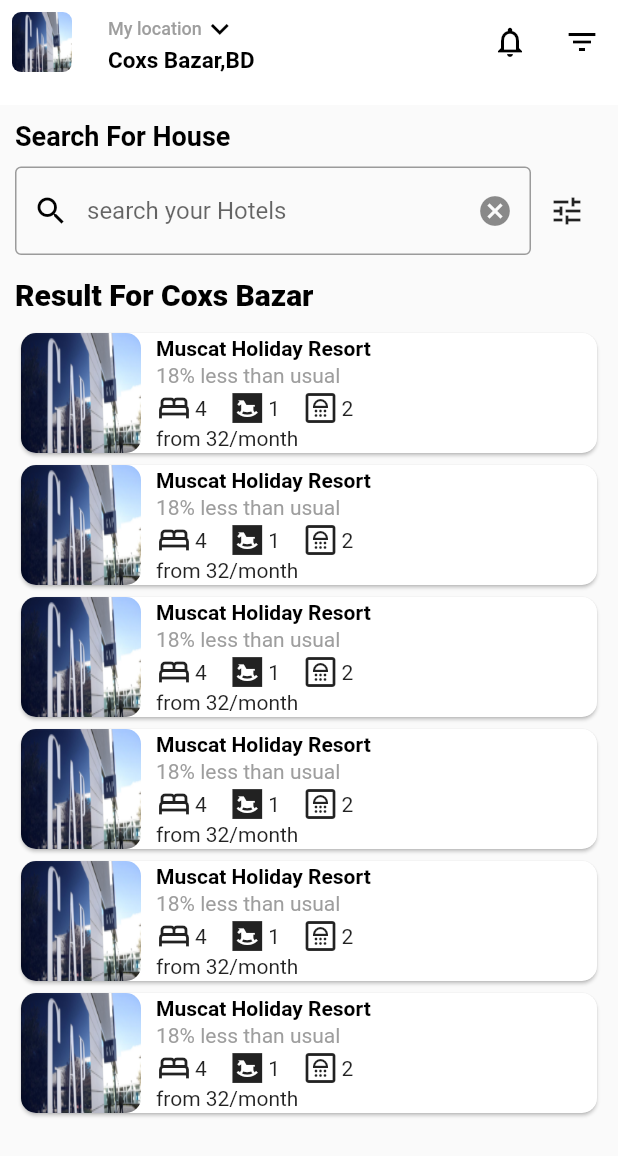
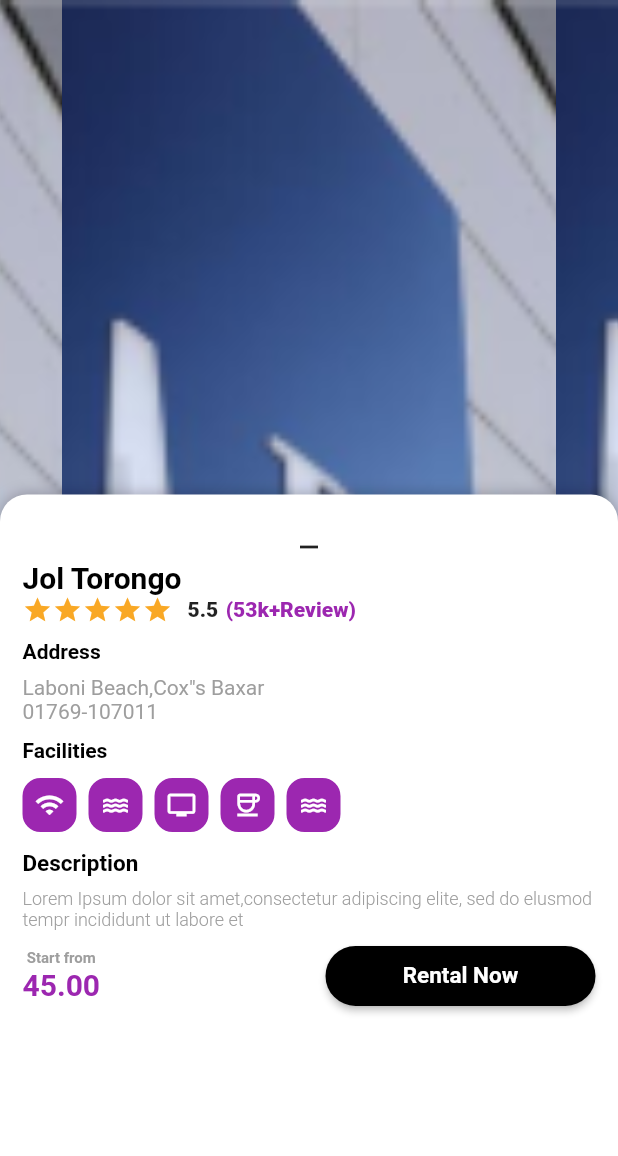
Before and after one commit to sandhyaa59/demoProject, a Flutter app: the screen it shows after launch, on a phone screen of 412 x 824 dp. Shown: the top 1156 px of the screen. Run offline on Flutter 3.47's test engine with Material 2 defaults, Android fonts, the phone set to English and light mode, and no system bars; drawn by our look-alikes of carousel_slider, sliding_up_panel; missing offline and left inert: flutter_range_slider.

Commit message:
all screen done

```diff
--- a/lib/main.dart
+++ b/lib/main.dart
@@ -1,6 +1,8 @@
 // import 'package:demoproject/screens/homepage.dart';
 // import 'package:demoproject/screens/homepage.dart';
+import 'package:demoproject/screens/Description.dart';
 import 'package:demoproject/screens/search.dart';
+import 'package:demoproject/screens/search_Location.dart';
 import 'package:flutter/material.dart';
 
 void main() {
@@ -14,7 +16,7 @@ class DemoProject extends StatelessWidget {
   Widget build(BuildContext context) {
     return MaterialApp(
       debugShowCheckedModeBanner: false,
-      home: Search(),
+      home: Description(),
     );
   }
 }
--- /dev/null
+++ b/lib/screens/Description.dart
@@ -0,0 +1,357 @@
+import 'package:carousel_slider/carousel_slider.dart';
+import 'package:flutter/cupertino.dart';
+import 'package:flutter/material.dart';
+import 'package:sliding_up_panel/sliding_up_panel.dart';
+
+class Description extends StatelessWidget {
+  const Description({Key? key}) : super(key: key);
+
+  // final ScrollController scrollController;
+
+  @override
+  Widget build(BuildContext context) {
+    return Scaffold(
+      body: SlidingUpPanel(
+        maxHeight: MediaQuery.of(context).size.height * 0.6,
+        minHeight: 120.0,
+        parallaxEnabled: true,
+        backdropEnabled: true,
+        defaultPanelState: PanelState.OPEN,
+        // header: Center(child: Icon(Icons.drag_handle_outlined)),
+        panelBuilder: (scrollController) =>
+            slidingUpDetail(scrollController, context),
+        borderRadius: BorderRadius.only(
+            topLeft: Radius.circular(18.0), topRight: Radius.circular(18.0)),
+        body: Column(
+          children: [
+            CarouselSlider.builder(
+                itemCount: 4,
+                itemBuilder:
+                    (BuildContext context, int itemIndex, int pageViewIndex) =>
+                        new Container(
+                          child: Image.asset(
+                            'image/gap.png',
+                            fit: BoxFit.cover,
+                          ),
+                        ),
+                options: CarouselOptions(
+                  height: MediaQuery.of(context).size.height,
+                  enlargeCenterPage: false,
+                  autoPlay: false,
+                  aspectRatio: 28 / 28,
+                  autoPlayCurve: Curves.fastOutSlowIn,
+                  enableInfiniteScroll: true,
+                  autoPlayAnimationDuration: Duration(milliseconds: 800),
+                  viewportFraction: 0.8,
+                )),
+          ],
+        ),
+      ),
+    );
+  }
+}
+
+Widget slidingUpDetail(
+    ScrollController scrollController, BuildContext context) {
+  return ListView(
+    shrinkWrap: true,
+    padding: EdgeInsets.all(15.0),
+    controller: scrollController,
+    children: [
+      Center(child: Icon(Icons.minimize_outlined)),
+      SizedBox(
+        height: 5.0,
+      ),
+      Expanded(
+        child: Column(
+          crossAxisAlignment: CrossAxisAlignment.start,
+          mainAxisSize: MainAxisSize.min,
+          children: [
+            Text(
+              'Jol Torongo',
+              style: TextStyle(
+                  color: Colors.black,
+                  fontSize: 20.0,
+                  fontWeight: FontWeight.bold),
+            ),
+            SizedBox(width: 15.0),
+            Row(
+              children: [
+                Icon(
+                  Icons.star,
+                  color: Colors.yellow.shade800,
+                  size: 20.0,
+                ),
+                Icon(
+                  Icons.star,
+                  color: Colors.yellow.shade800,
+                  size: 20.0,
+                ),
+                Icon(Icons.star, color: Colors.yellow.shade800, size: 20.0),
+                Icon(Icons.star, color: Colors.yellow.shade800, size: 20.0),
+                Icon(Icons.star, color: Colors.yellow.shade800, size: 20.0),
+                SizedBox(width: 10.0),
+                Text(
+                  '5.5',
+                  style: TextStyle(fontWeight: FontWeight.w900),
+                ),
+                SizedBox(width: 5.0),
+                Text(
+                  '(53k+Review)',
+                  style: TextStyle(
+                      color: Colors.purple, fontWeight: FontWeight.w800),
+                )
+              ],
+            ),
+            SizedBox(
+              height: 10.0,
+            ),
+            Text(
+              'Address',
+              style:
+                  TextStyle(fontWeight: FontWeight.bold, color: Colors.black),
+            ),
+            SizedBox(
+              height: 8.0,
+            ),
+            Text(
+              'Laboni Beach,Cox"s Baxar',
+              style:
+                  TextStyle(fontWeight: FontWeight.normal, color: Colors.grey),
+            ),
+            SizedBox(
+              width: 5.0,
+            ),
+            Text(
+              '01769-107011',
+              style:
+                  TextStyle(fontWeight: FontWeight.normal, color: Colors.grey),
+            ),
+            SizedBox(
+              height: 10.0,
+            ),
+            Text(
+              'Facilities',
+              style:
+                  TextStyle(color: Colors.black, fontWeight: FontWeight.bold),
+            ),
+            SizedBox(
+              height: 10.0,
+            ),
+            Row(
+              children: [
+                Container(
+                  decoration: BoxDecoration(
+                    color: Colors.purple,
+                    border: Border.all(
+                      color: Colors.purple,
+                      width: 8,
+                    ),
+                    borderRadius: BorderRadius.circular(12),
+                  ),
+                  child: Icon(
+                    Icons.wifi,
+                    color: Colors.white,
+                    size: 20.0,
+                  ),
+                ),
+                SizedBox(
+                  width: 8.0,
+                ),
+                Container(
+                  decoration: BoxDecoration(
+                    color: Colors.purple,
+                    border: Border.all(
+                      color: Colors.purple,
+                      width: 8,
+                    ),
+                    borderRadius: BorderRadius.circular(12),
+                  ),
+                  child: Icon(
+                    Icons.water,
+                    color: Colors.white,
+                    size: 20.0,
+                  ),
+                ),
+                SizedBox(
+                  width: 8.0,
+                ),
+                Container(
+                  decoration: BoxDecoration(
+                    color: Colors.purple,
+                    border: Border.all(
+                      color: Colors.purple,
+                      width: 8,
+                    ),
+                    borderRadius: BorderRadius.circular(12),
+                  ),
+                  child: Icon(
+                    Icons.tv,
+                    color: Colors.white,
+                    size: 20.0,
+                  ),
+                ),
+                SizedBox(
+                  width: 8.0,
+                ),
+                Container(
+                  decoration: BoxDecoration(
+                    color: Colors.purple,
+                    border: Border.all(
+                      color: Colors.purple,
+                      width: 8,
+                    ),
+                    borderRadius: BorderRadius.circular(12),
+                  ),
+                  child: Icon(
+                    Icons.coffee_outlined,
+                    color: Colors.white,
+                    size: 20.0,
+                  ),
+                ),
+                SizedBox(
+                  width: 8.0,
+                ),
+                Container(
+                  decoration: BoxDecoration(
+                    color: Colors.purple,
+                    border: Border.all(
+                      color: Colors.purple,
+                      width: 8,
+                    ),
+                    borderRadius: BorderRadius.circular(12),
+                  ),
+                  child: Icon(
+                    Icons.water_outlined,
+                    color: Colors.white,
+                    size: 20.0,
+                  ),
+                ),
+              ],
+            ),
+            SizedBox(
+              height: 12.0,
+            ),
+            Text(
+              'Description',
+              style: TextStyle(
+                  color: Colors.black,
+                  fontWeight: FontWeight.bold,
+                  fontSize: 15.0),
+            ),
+            SizedBox(
+              height: 8.0,
+            ),
+            Flexible(
+              child: Text(
+                'Lorem Ipsum dolor sit amet,consectetur adipiscing elite, sed do elusmod tempr incididunt ut labore et',
+                style: TextStyle(
+                    color: Colors.grey,
+                    fontSize: 12.0,
+                    fontWeight: FontWeight.w300),
+              ),
+            ),
+            SizedBox(
+              height: 10.0,
+            ),
+            Container(
+              child: Row(
+                mainAxisAlignment: MainAxisAlignment.spaceBetween,
+                children: [
+                  Column(
+                    children: [
+                      Text(
+                        'Start from',
+                        style: TextStyle(
+                            color: Colors.grey,
+                            fontWeight: FontWeight.bold,
+                            fontSize: 10.0),
+                      ),
+                      Text(
+                        '45.00',
+                        style: TextStyle(
+                            color: Colors.purple,
+                            fontWeight: FontWeight.bold,
+                            fontSize: 20.0),
+                      ),
+                    ],
+                  ),
+                  SizedBox(
+                    width: 180.0,
+                    height: 40.0,
+                    child: ElevatedButton(
+                      onPressed: () {
+                        showDialog(
+                            context: context,
+                            builder: (BuildContext context) =>
+                                _buildPopupDialog(context));
+                      },
+                      child: Text(
+                        'Rental Now',
+                        style: TextStyle(
+                            fontWeight: FontWeight.bold, fontSize: 15.0),
+                      ),
+                      style: ElevatedButton.styleFrom(
+                          primary: Colors.black, shape: StadiumBorder()),
+                    ),
+                  )
+                ],
+              ),
+            )
+          ],
+        ),
+      )
+    ],
+  );
+}
+
+Widget _buildPopupDialog(BuildContext context) {
+  return new AlertDialog(
+    // title: const Text('Total Payment'),
+    content:  Container(
+      height: 80.0,
+      width: 50.0,
+      decoration: BoxDecoration(
+        borderRadius: BorderRadius.circular(25.0),
+      ),
+        child: Center(
+          child: Expanded(
+            child: new Column(
+                mainAxisSize: MainAxisSize.min,
+                crossAxisAlignment: CrossAxisAlignment.start,
+                children: <Widget>[
+                  Text('Total Payment'),
+                  SizedBox(height: 10.0,),
+                  Text(
+                    '55.00',
+                    style: TextStyle(
+                        color: Colors.purple,
+                        fontWeight: FontWeight.bold,
+                        fontSize: 25.0),
+                  ),
+
+                   Container(
+
+                    child: ElevatedButton(onPressed: (){}, child: Text('Pay',style: TextStyle(color: Colors.white,fontWeight: FontWeight.bold),),
+                    style: ElevatedButton.styleFrom(
+                      primary: Colors.black,
+                      shape: StadiumBorder()
+                    ),),
+                  ),
+                ],
+              ),
+          ),
+        ),
+      ),
+    // actions: <Widget>[
+    //   Container(
+    //               width: MediaQuery.of(context).size.width,
+    //               child: ElevatedButton(onPressed: (){}, child: Text('Pay',style: TextStyle(color: Colors.white,fontWeight: FontWeight.bold),),
+    //               style: ElevatedButton.styleFrom(
+    //                 primary: Colors.black,
+    //                 shape: StadiumBorder()
+    //               ),),
+    //             ),
+    // ],
+  );
+}
--- a/pubspec.yaml
+++ b/pubspec.yaml
@@ -23,11 +23,16 @@ environment:
 dependencies:
   flutter:
     sdk: flutter
+  carousel_slider: ^4.0.0
 
 
   # The following adds the Cupertino Icons font to your application.
   # Use with the CupertinoIcons class for iOS style icons.
   cupertino_icons: ^1.0.2
+  sliding_up_panel: ^2.0.0+1
+  flutter_range_slider: ^1.5.0
+  flutter_map: ^0.13.1
+  google_maps_flutter: ^2.0.8
 
 dev_dependencies:
   flutter_test:
```
Also changed, not shown: lib/screens/search_Location.dart (added, +129 -0 lines), lib/screens/google_map_screen.dart (added), pubspec.lock.
